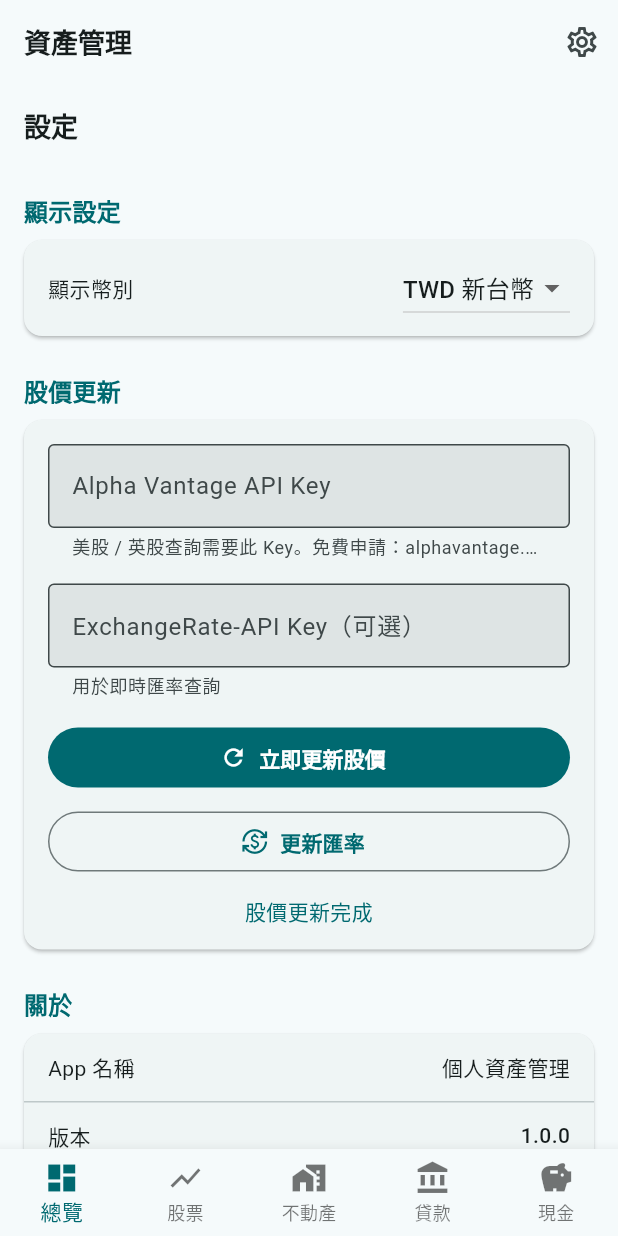
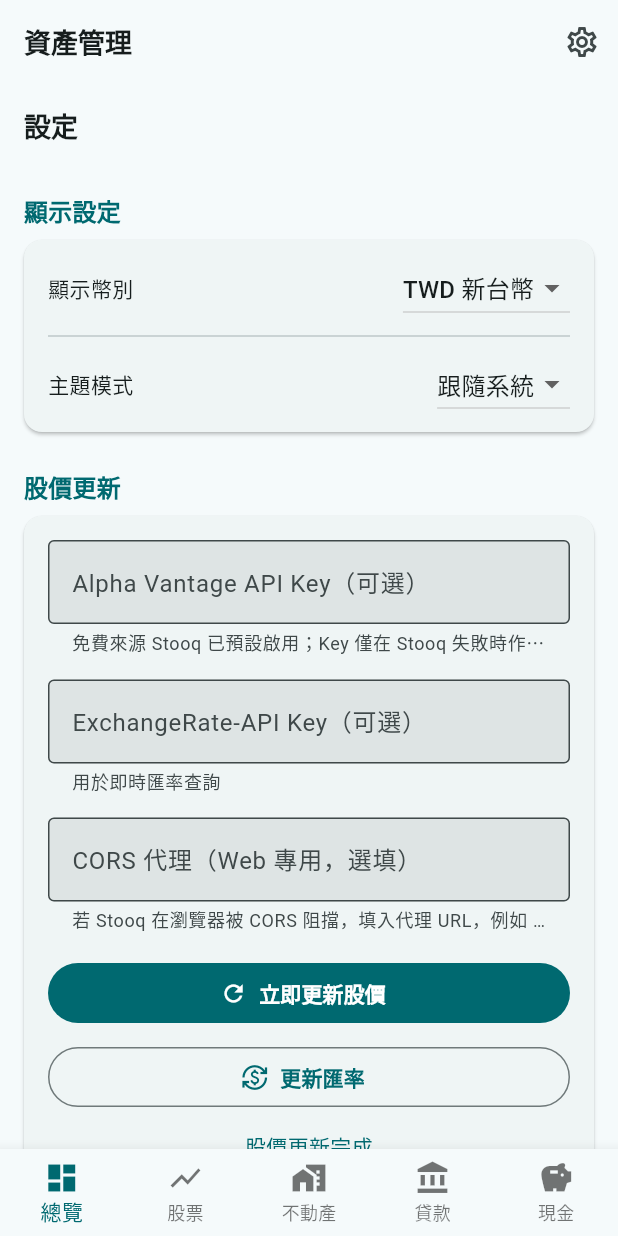
Before and after one commit to cfc310186-gif/asset_tracker, a Flutter app: the SettingsScreen screen opened by its route, after a tap on "立即更新股價", on a phone screen of 412 x 824 dp. Run offline on Flutter 3.47's test engine with Material 3 defaults, Android fonts, the phone set to English and light mode, and no system bars; our stand-ins replace decimal, dio, drift, drift_flutter, fl_chart, flutter_riverpod and 2 more; accounts and stored records are empty; generated files the repository leaves out were written again.

Commit message:
feat: Stooq free price provider + dark mode + theme settings
Stage 1a + 1b of v2.0 plan:
- StooqProvider (CSV, no API key) for US/UK foreign stocks
- ForeignWaterfallProvider: Stooq -> Alpha Vantage (if key) -> null
- Replaces NoOpForeignProvider so prices work out of the box
- Dark theme via AppTheme._build(brightness); themeModeProvider persisted
- Settings screen: theme mode selector + optional CORS proxy input
- main.dart preloads SharedPreferences so theme applies on first frame
- _NoApiKeyBanner copy updated to reflect "free source enabled"

https://claude.ai/code/session_01DZeUEKwzN2MH8BpQyv5yN9

```diff
--- a/lib/app.dart
+++ b/lib/app.dart
@@ -2,15 +2,19 @@ import 'package:flutter/material.dart';
 import 'package:flutter_riverpod/flutter_riverpod.dart';
 import 'core/theme/app_theme.dart';
 import 'presentation/shared/app_router.dart';
+import 'providers/settings_providers.dart';
 
 class AssetTrackerApp extends ConsumerWidget {
   const AssetTrackerApp({super.key});
 
   @override
   Widget build(BuildContext context, WidgetRef ref) {
+    final themeMode = ref.watch(themeModeProvider);
     return MaterialApp.router(
       title: '資產管理',
       theme: AppTheme.lightTheme,
+      darkTheme: AppTheme.darkTheme,
+      themeMode: themeMode,
       routerConfig: appRouter,
       debugShowCheckedModeBanner: false,
     );
--- a/lib/core/constants/app_constants.dart
+++ b/lib/core/constants/app_constants.dart
@@ -15,6 +15,8 @@ class AppConstants {
   static const prefAlphaVantageApiKey = 'alpha_vantage_api_key';
   static const prefExchangeRateApiKey = 'exchange_rate_api_key';
   static const prefRefreshQueuePointer = 'refresh_queue_pointer';
+  static const prefThemeMode = 'theme_mode';
+  static const prefCorsProxy = 'cors_proxy_url';
 
   /// API rate limiting.
   static const maxRequestsPerMinute = 30;
--- a/lib/core/theme/app_theme.dart
+++ b/lib/core/theme/app_theme.dart
@@ -5,21 +5,43 @@ class AppTheme {
   static const primaryColor = Color(0xFF1A6B72);
   static const primaryColorDark = Color(0xFF0F4A50);
 
-  // Semantic colors
-  static const gainColor = Color(0xFF22C55E); // green for positive returns
-  static const lossColor = Color(0xFFEF4444); // red for negative/losses
-  static const neutralColor = Color(0xFF6B7280); // gray for neutral
+  // Semantic colors (light mode defaults).
+  static const gainColor = Color(0xFF22C55E);
+  static const lossColor = Color(0xFFEF4444);
+  static const neutralColor = Color(0xFF6B7280);
+
+  // Brighter variants for dark mode to keep contrast against dark surfaces.
+  static const gainColorDark = Color(0xFF4ADE80);
+  static const lossColorDark = Color(0xFFF87171);
+  static const neutralColorDark = Color(0xFF9CA3AF);
 
   // Surface colors
   static const surfaceLight = Color(0xFFF8FAFC);
   static const cardLight = Color(0xFFFFFFFF);
 
-  static ThemeData get lightTheme => ThemeData(
+  /// Returns the P&L green for the current brightness.
+  static Color gainFor(Brightness b) =>
+      b == Brightness.dark ? gainColorDark : gainColor;
+
+  /// Returns the P&L red for the current brightness.
+  static Color lossFor(Brightness b) =>
+      b == Brightness.dark ? lossColorDark : lossColor;
+
+  static Color neutralFor(Brightness b) =>
+      b == Brightness.dark ? neutralColorDark : neutralColor;
+
+  static ThemeData get lightTheme => _build(Brightness.light);
+  static ThemeData get darkTheme => _build(Brightness.dark);
+
+  static ThemeData _build(Brightness brightness) {
+    final colorScheme = ColorScheme.fromSeed(
+      seedColor: primaryColor,
+      brightness: brightness,
+    );
+    return ThemeData(
       useMaterial3: true,
-        colorScheme: ColorScheme.fromSeed(
-          seedColor: primaryColor,
-          brightness: Brightness.light,
-        ),
+      brightness: brightness,
+      colorScheme: colorScheme,
       cardTheme: const CardThemeData(
         elevation: 1,
         margin: EdgeInsets.zero,
@@ -32,7 +54,6 @@ class AppTheme {
         border: OutlineInputBorder(borderRadius: BorderRadius.circular(8)),
         filled: true,
       ),
-        // typography: slightly larger for financial readability
       textTheme: const TextTheme(
         displaySmall: TextStyle(fontSize: 32, fontWeight: FontWeight.w700),
         headlineMedium: TextStyle(fontSize: 24, fontWeight: FontWeight.w600),
@@ -43,3 +64,4 @@ class AppTheme {
       ),
     );
   }
+}
--- a/lib/presentation/settings/settings_screen.dart
+++ b/lib/presentation/settings/settings_screen.dart
@@ -16,6 +16,7 @@ class SettingsScreen extends ConsumerStatefulWidget {
 class _SettingsScreenState extends ConsumerState<SettingsScreen> {
   final _alphaVantageController = TextEditingController();
   final _exchangeRateController = TextEditingController();
+  final _corsProxyController = TextEditingController();
 
   bool _isRefreshingPrices = false;
   bool _isRefreshingRates = false;
@@ -31,6 +32,7 @@ class _SettingsScreenState extends ConsumerState<SettingsScreen> {
   void dispose() {
     _alphaVantageController.dispose();
     _exchangeRateController.dispose();
+    _corsProxyController.dispose();
     super.dispose();
   }
 
@@ -44,17 +46,35 @@ class _SettingsScreenState extends ConsumerState<SettingsScreen> {
           prefs.getString(AppConstants.prefAlphaVantageApiKey) ?? '';
       final erKey =
           prefs.getString(AppConstants.prefExchangeRateApiKey) ?? '';
+      final corsProxy = loadCorsProxyUrl(prefs);
+      final themeMode = loadThemeMode(prefs);
 
       // Populate the provider so priceRepositoryProvider picks the right source.
       ref.read(alphaVantageKeyProvider.notifier).state = avKey;
+      ref.read(corsProxyUrlProvider.notifier).state = corsProxy;
+      ref.read(themeModeProvider.notifier).state = themeMode;
 
       if (mounted) {
         setState(() {
           _alphaVantageController.text = avKey;
           _exchangeRateController.text = erKey;
+          _corsProxyController.text = corsProxy;
         });
       }
     });
+  }
+
+  Future<void> _onThemeModeChanged(ThemeMode? mode) async {
+    if (mode == null) return;
+    ref.read(themeModeProvider.notifier).state = mode;
+    final prefsAsync = ref.read(sharedPrefsProvider);
+    prefsAsync.whenData((prefs) => saveThemeMode(prefs, mode));
+  }
+
+  Future<void> _saveCorsProxy(String value) async {
+    ref.read(corsProxyUrlProvider.notifier).state = value;
+    final prefsAsync = ref.read(sharedPrefsProvider);
+    prefsAsync.whenData((prefs) => saveCorsProxyUrl(prefs, value));
   }
 
   Future<void> _onCurrencyChanged(CurrencyCode? value) async {
@@ -127,6 +147,7 @@ class _SettingsScreenState extends ConsumerState<SettingsScreen> {
   @override
   Widget build(BuildContext context) {
     final displayCurrency = ref.watch(displayCurrencyProvider);
+    final themeMode = ref.watch(themeModeProvider);
     final theme = Theme.of(context);
 
     return Scaffold(
@@ -139,7 +160,9 @@ class _SettingsScreenState extends ConsumerState<SettingsScreen> {
           Card(
             child: Padding(
               padding: const EdgeInsets.symmetric(horizontal: 16, vertical: 8),
-              child: Row(
+              child: Column(
+                children: [
+                  Row(
                     children: [
                       const Expanded(child: Text('顯示幣別')),
                       DropdownButton<CurrencyCode>(
@@ -153,6 +176,32 @@ class _SettingsScreenState extends ConsumerState<SettingsScreen> {
                               ),
                             )
                             .toList(),
+                      ),
+                    ],
+                  ),
+                  const Divider(height: 16),
+                  Row(
+                    children: [
+                      const Expanded(child: Text('主題模式')),
+                      DropdownButton<ThemeMode>(
+                        value: themeMode,
+                        onChanged: _onThemeModeChanged,
+                        items: const [
+                          DropdownMenuItem(
+                            value: ThemeMode.system,
+                            child: Text('跟隨系統'),
+                          ),
+                          DropdownMenuItem(
+                            value: ThemeMode.light,
+                            child: Text('淺色'),
+                          ),
+                          DropdownMenuItem(
+                            value: ThemeMode.dark,
+                            child: Text('深色'),
+                          ),
+                        ],
+                      ),
+                    ],
                   ),
                 ],
               ),
@@ -171,8 +220,9 @@ class _SettingsScreenState extends ConsumerState<SettingsScreen> {
                   TextField(
                     controller: _alphaVantageController,
                     decoration: const InputDecoration(
-                      labelText: 'Alpha Vantage API Key',
-                      helperText: '美股 / 英股查詢需要此 Key。免費申請：alphavantage.co/support/#api-key',
+                      labelText: 'Alpha Vantage API Key（可選）',
+                      helperText:
+                          '免費來源 Stooq 已預設啟用；Key 僅在 Stooq 失敗時作為備援。',
                       border: OutlineInputBorder(),
                     ),
                     onChanged: _saveAlphaVantageKey,
@@ -186,6 +236,17 @@ class _SettingsScreenState extends ConsumerState<SettingsScreen> {
                       border: OutlineInputBorder(),
                     ),
                     onChanged: _saveExchangeRateKey,
+                  ),
+                  const SizedBox(height: 16),
+                  TextField(
+                    controller: _corsProxyController,
+                    decoration: const InputDecoration(
+                      labelText: 'CORS 代理（Web 專用，選填）',
+                      helperText:
+                          '若 Stooq 在瀏覽器被 CORS 阻擋，填入代理 URL，例如 https://corsproxy.io/?',
+                      border: OutlineInputBorder(),
+                    ),
+                    onChanged: _saveCorsProxy,
                   ),
                   const SizedBox(height: 16),
                   FilledButton.icon(
--- a/lib/presentation/stocks/stock_list_screen.dart
+++ b/lib/presentation/stocks/stock_list_screen.dart
@@ -294,7 +294,7 @@ class _NoApiKeyBanner extends StatelessWidget {
           const SizedBox(width: 8),
           Expanded(
             child: Text(
-              '尚未設定 Alpha Vantage API Key，美股／英股價格無法自動更新。',
+              '免費來源 (Stooq) 已啟用；若遇網路限制或需更準確資料，可在設定補上 Alpha Vantage API Key。',
               style: TextStyle(fontSize: 13, color: Colors.amber.shade900),
             ),
           ),
--- a/lib/providers/price_providers.dart
+++ b/lib/providers/price_providers.dart
@@ -4,7 +4,8 @@ import 'package:flutter_riverpod/flutter_riverpod.dart';
 import '../data/api/providers/alpha_vantage_provider.dart';
 import '../data/api/providers/emerging_provider.dart';
 import '../data/api/providers/exchange_rate_provider.dart';
-import '../data/api/providers/noop_foreign_provider.dart';
+import '../data/api/providers/foreign_waterfall_provider.dart';
+import '../data/api/providers/stooq_provider.dart';
 import '../data/api/providers/taiwan_waterfall_provider.dart';
 import '../data/api/providers/tpex_provider.dart';
 import '../data/api/providers/twse_provider.dart';
@@ -46,12 +47,19 @@ final exchangeRateProviderP = Provider(
 
 final priceRepositoryProvider = Provider<PriceRepository>((ref) {
   final db = ref.watch(databaseProvider);
-  final avKey = ref.watch(alphaVantageKeyProvider);
+  final avKey = ref.watch(alphaVantageKeyProvider).trim();
+  final corsProxy = ref.watch(corsProxyUrlProvider).trim();
+  final dio = ref.watch(dioProvider);
 
-  // Use Alpha Vantage when a key is configured; otherwise no-op (prices stay null).
-  final foreignProvider = avKey.trim().isNotEmpty
-      ? AlphaVantageProvider(ref.watch(dioProvider), avKey.trim())
-      : const NoOpForeignProvider();
+  // Stooq is free and keyless — always available as the primary foreign source.
+  final stooq = StooqProvider(dio, corsProxyUrl: corsProxy);
+  final alphaVantage =
+      avKey.isNotEmpty ? AlphaVantageProvider(dio, avKey) : null;
+
+  final foreignProvider = ForeignWaterfallProvider(
+    stooq: stooq,
+    alphaVantage: alphaVantage,
+  );
 
   return PriceRepositoryImpl(
     taiwanProvider: ref.watch(taiwanProviderP),
--- a/lib/providers/settings_providers.dart
+++ b/lib/providers/settings_providers.dart
@@ -1,3 +1,4 @@
+import 'package:flutter/material.dart';
 import 'package:flutter_riverpod/flutter_riverpod.dart';
 import 'package:shared_preferences/shared_preferences.dart';
 
@@ -21,6 +22,34 @@ final alphaVantageKeyProvider = StateProvider<String>((ref) => '');
 /// Populated from SharedPreferences by StockListScreen on load.
 final refreshQueuePointerProvider = StateProvider<int>((ref) => 0);
 
+/// Theme mode. Defaults to system; persisted in SharedPreferences.
+final themeModeProvider = StateProvider<ThemeMode>((ref) => ThemeMode.system);
+
+/// Optional CORS proxy URL prepended to Stooq requests on Flutter Web.
+/// Empty string means direct call.
+final corsProxyUrlProvider = StateProvider<String>((ref) => '');
+
+Future<void> saveThemeMode(SharedPreferences prefs, ThemeMode mode) async {
+  await prefs.setString(AppConstants.prefThemeMode, mode.name);
+}
+
+ThemeMode loadThemeMode(SharedPreferences prefs) {
+  final raw = prefs.getString(AppConstants.prefThemeMode);
+  if (raw == null) return ThemeMode.system;
+  return ThemeMode.values.firstWhere(
+    (m) => m.name == raw,
+    orElse: () => ThemeMode.system,
+  );
+}
+
+Future<void> saveCorsProxyUrl(SharedPreferences prefs, String url) async {
+  await prefs.setString(AppConstants.prefCorsProxy, url);
+}
+
+String loadCorsProxyUrl(SharedPreferences prefs) {
+  return prefs.getString(AppConstants.prefCorsProxy) ?? '';
+}
+
 /// Persists the selected [CurrencyCode] to SharedPreferences.
 Future<void> saveDisplayCurrency(
   SharedPreferences prefs,
```
Also changed, not shown: lib/data/api/providers/foreign_waterfall_provider.dart (added, +47 -0 lines), lib/data/api/providers/stooq_provider.dart (added, +94 -0 lines), lib/main.dart (+26 -2 lines), 1 other file. Lines whose indentation alone changed are shown as unchanged.
